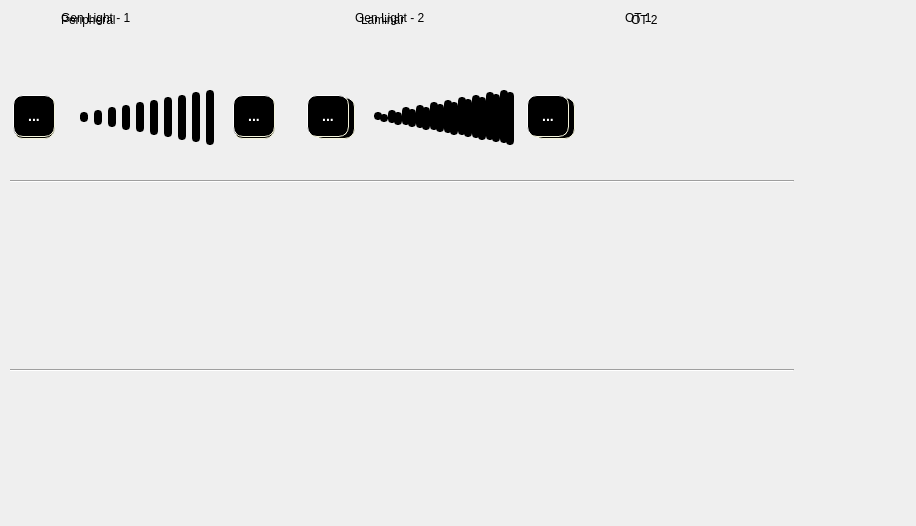
First picture: the form in otLightening.ui, repository eurosa/DigilineSystem-new, before the edit.
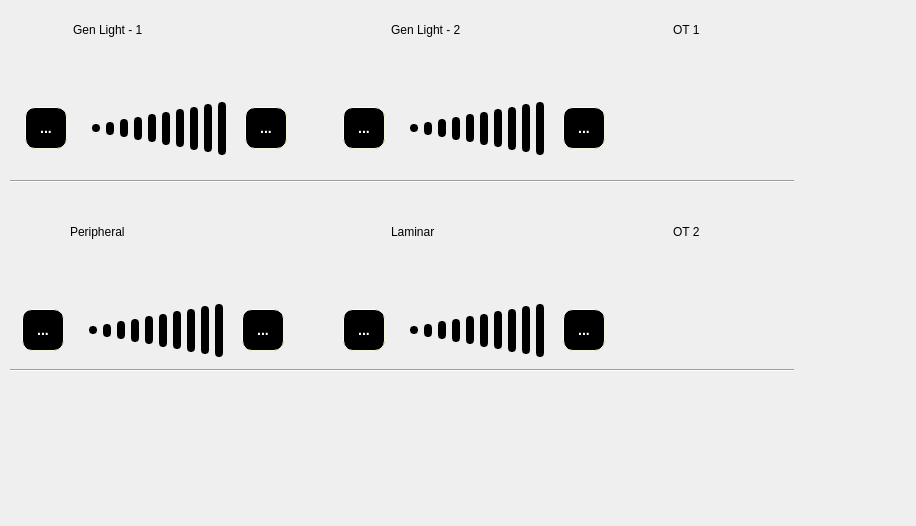
Second picture: the form after the edit. Icons and pictures are not drawn.

Patch:
```diff
--- a/otLightening.ui
+++ b/otLightening.ui
@@ -19,7 +19,15 @@
   <property name="windowTitle">
    <string>Form</string>
   </property>
-  <widget class="QWidget" name="">
+  <widget class="QWidget" name="layoutWidget">
+   <property name="geometry">
+    <rect>
+     <x>0</x>
+     <y>200</y>
+     <width>784</width>
+     <height>157</height>
+    </rect>
+   </property>
    <layout class="QGridLayout" name="gridLayout_12">
     <item row="0" column="2">
      <spacer name="verticalSpacer_3">
@@ -1224,7 +1232,15 @@
     </item>
    </layout>
   </widget>
-  <widget class="QWidget" name="">
+  <widget class="QWidget" name="layoutWidget">
+   <property name="geometry">
+    <rect>
+     <x>0</x>
+     <y>0</y>
+     <width>784</width>
+     <height>155</height>
+    </rect>
+   </property>
    <layout class="QGridLayout" name="gridLayout_13">
     <item row="0" column="2">
      <spacer name="verticalSpacer_4">
```
Left out of the diff: 5 changed lines with no effect on the pictures.
